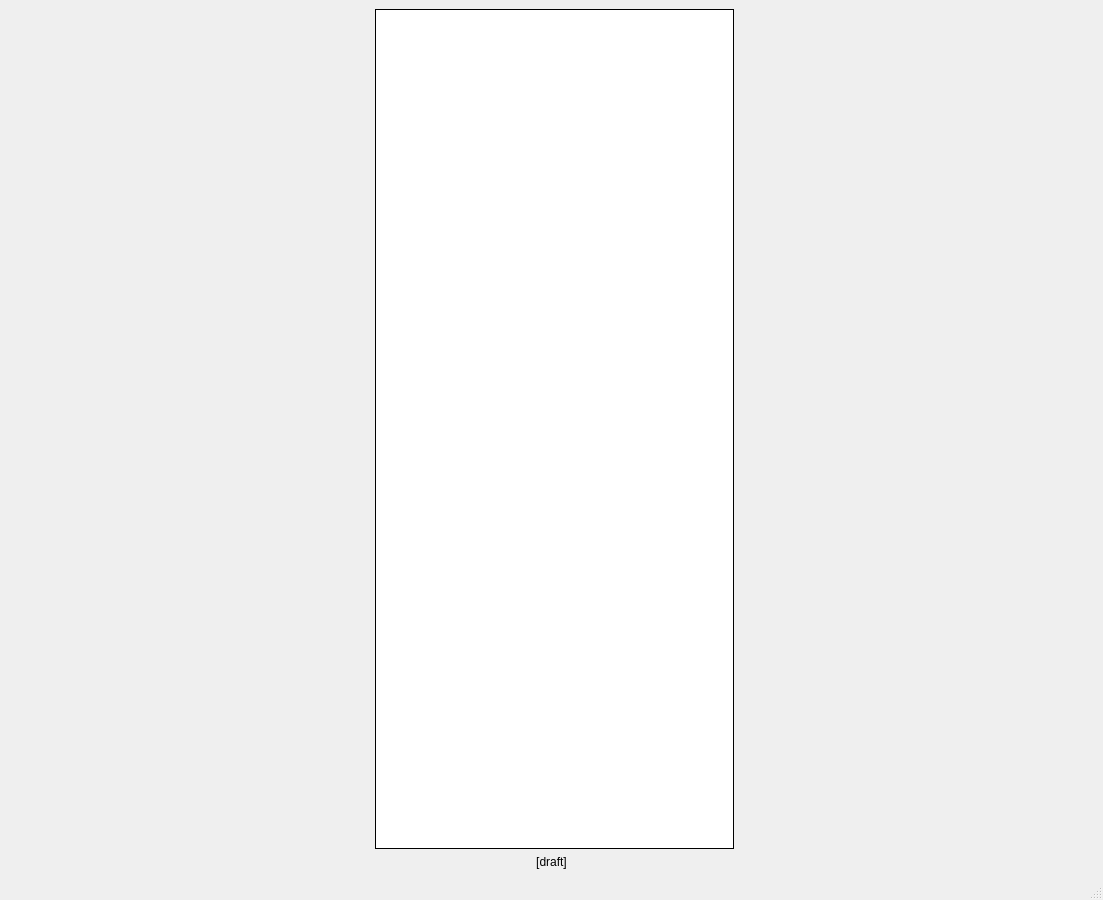
MetaDevo/word-whacker, file gui/mainwindow.ui: the form before one commit.
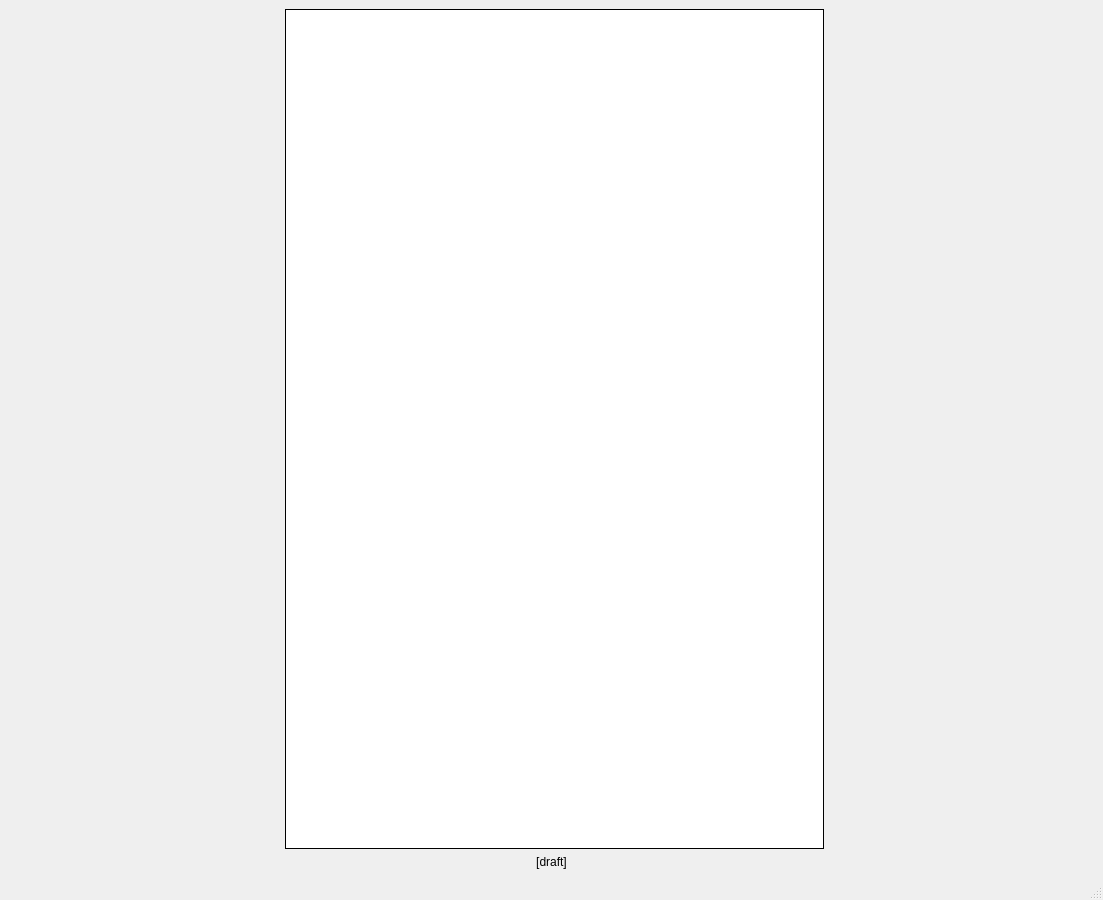
The form after the commit.

```diff
--- a/gui/mainwindow.ui
+++ b/gui/mainwindow.ui
@@ -16,7 +16,7 @@
   <widget class="QWidget" name="centralwidget">
    <layout class="QVBoxLayout" name="verticalLayout_2">
     <item>
-     <layout class="QHBoxLayout" name="horizontalLayout_3">
+     <layout class="QHBoxLayout" name="horizontalLayout_3" stretch="1,2,1">
       <item>
        <layout class="QVBoxLayout" name="verticalLayout">
         <item>
@@ -60,6 +60,12 @@
       </item>
       <item>
        <widget class="QTextEdit" name="textEdit">
+        <property name="sizePolicy">
+         <sizepolicy hsizetype="MinimumExpanding" vsizetype="Expanding">
+          <horstretch>0</horstretch>
+          <verstretch>0</verstretch>
+         </sizepolicy>
+        </property>
         <property name="autoFillBackground">
          <bool>false</bool>
         </property>
```
